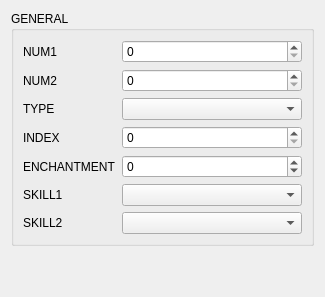
Above: src/ui/battleitemtabform.ui from Orionsilver/Yo-kai_Editor_B2 before the change. Below: the same form after it.
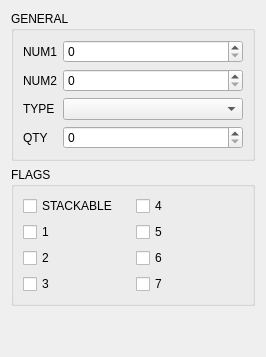
That is the form after the change.

```diff
--- a/src/ui/battleitemtabform.ui
+++ b/src/ui/battleitemtabform.ui
@@ -59,30 +59,10 @@
           </property>
          </widget>
         </item>
-        <item row="6" column="0">
-         <widget class="QLabel" name="skill1Label">
-          <property name="text">
-           <string>SKILL1</string>
-          </property>
-         </widget>
-        </item>
-        <item row="6" column="1">
-         <widget class="QComboBox" name="skill1CB"/>
-        </item>
-        <item row="7" column="1">
-         <widget class="QComboBox" name="skill2CB"/>
-        </item>
-        <item row="7" column="0">
-         <widget class="QLabel" name="skill2Label">
-          <property name="text">
-           <string>SKILL2</string>
-          </property>
-         </widget>
-        </item>
         <item row="3" column="0">
          <widget class="QLabel" name="countLabel">
           <property name="text">
-           <string>INDEX</string>
+           <string>QTY</string>
           </property>
          </widget>
         </item>
@@ -93,28 +73,76 @@
           </property>
          </widget>
         </item>
-        <item row="5" column="0">
-         <widget class="QLabel" name="enchantmentLabel">
-          <property name="text">
-           <string>ENCHANTMENT</string>
-          </property>
-         </widget>
-        </item>
-        <item row="5" column="1">
-         <widget class="QSpinBox" name="enchantmentSB">
-          <property name="minimum">
-           <number>-128</number>
-          </property>
-          <property name="maximum">
-           <number>127</number>
-          </property>
-         </widget>
-        </item>
        </layout>
       </item>
      </layout>
     </widget>
    </item>
+   <item>
+     <widget class="QGroupBox" name="groupBox">
+      <property name="title">
+       <string>FLAGS</string>
+      </property>
+      <layout class="QGridLayout" name="gridLayout">
+       <item row="2" column="0">
+        <widget class="QCheckBox" name="flag2CB">
+         <property name="text">
+          <string>2</string>
+         </property>
+        </widget>
+       </item>
+       <item row="0" column="0">
+        <widget class="QCheckBox" name="flag0CB">
+         <property name="text">
+          <string>STACKABLE</string>
+         </property>
+        </widget>
+       </item>
+       <item row="3" column="0">
+        <widget class="QCheckBox" name="flag1CB">
+         <property name="text">
+          <string>3</string>
+         </property>
+        </widget>
+       </item>
+       <item row="1" column="0">
+        <widget class="QCheckBox" name="flag3CB">
+         <property name="text">
+          <string>1</string>
+         </property>
+        </widget>
+       </item>
+       <item row="0" column="1">
+        <widget class="QCheckBox" name="flag4CB">
+         <property name="text">
+          <string>4</string>
+         </property>
+        </widget>
+       </item>
+       <item row="1" column="1">
+        <widget class="QCheckBox" name="flag5CB">
+         <property name="text">
+          <string>5</string>
+         </property>
+        </widget>
+       </item>
+       <item row="2" column="1">
+        <widget class="QCheckBox" name="flag6CB">
+         <property name="text">
+          <string>6</string>
+         </property>
+        </widget>
+       </item>
+       <item row="3" column="1">
+        <widget class="QCheckBox" name="flag7CB">
+         <property name="text">
+          <string>7</string>
+         </property>
+        </widget>
+       </item>
+      </layout>
+     </widget>
+   </item>
    <item>
     <spacer name="verticalSpacer">
      <property name="orientation">
```
